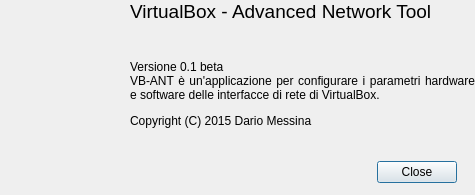
Old version of the form src/info_dialog.ui in the repository nanodario/vb-ant.
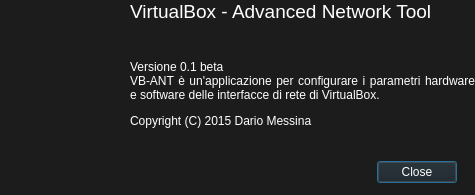
New version of the form. Icons and pictures are not drawn.

```diff
--- a/src/info_dialog.ui
+++ b/src/info_dialog.ui
@@ -31,6 +31,421 @@
     <height>195</height>
    </size>
   </property>
+  <property name="palette">
+   <palette>
+    <active>
+     <colorrole role="WindowText">
+      <brush brushstyle="SolidPattern">
+       <color alpha="255">
+        <red>255</red>
+        <green>255</green>
+        <blue>255</blue>
+       </color>
+      </brush>
+     </colorrole>
+     <colorrole role="Button">
+      <brush brushstyle="SolidPattern">
+       <color alpha="255">
+        <red>28</red>
+        <green>28</green>
+        <blue>28</blue>
+       </color>
+      </brush>
+     </colorrole>
+     <colorrole role="Light">
+      <brush brushstyle="SolidPattern">
+       <color alpha="255">
+        <red>42</red>
+        <green>42</green>
+        <blue>42</blue>
+       </color>
+      </brush>
+     </colorrole>
+     <colorrole role="Midlight">
+      <brush brushstyle="SolidPattern">
+       <color alpha="255">
+        <red>35</red>
+        <green>35</green>
+        <blue>35</blue>
+       </color>
+      </brush>
+     </colorrole>
+     <colorrole role="Dark">
+      <brush brushstyle="SolidPattern">
+       <color alpha="255">
+        <red>14</red>
+        <green>14</green>
+        <blue>14</blue>
+       </color>
+      </brush>
+     </colorrole>
+     <colorrole role="Mid">
+      <brush brushstyle="SolidPattern">
+       <color alpha="255">
+        <red>18</red>
+        <green>18</green>
+        <blue>18</blue>
+       </color>
+      </brush>
+     </colorrole>
+     <colorrole role="Text">
+      <brush brushstyle="SolidPattern">
+       <color alpha="255">
+        <red>255</red>
+        <green>255</green>
+        <blue>255</blue>
+       </color>
+      </brush>
+     </colorrole>
+     <colorrole role="BrightText">
+      <brush brushstyle="SolidPattern">
+       <color alpha="255">
+        <red>255</red>
+        <green>255</green>
+        <blue>255</blue>
+       </color>
+      </brush>
+     </colorrole>
+     <colorrole role="ButtonText">
+      <brush brushstyle="SolidPattern">
+       <color alpha="255">
+        <red>255</red>
+        <green>255</green>
+        <blue>255</blue>
+       </color>
+      </brush>
+     </colorrole>
+     <colorrole role="Base">
+      <brush brushstyle="SolidPattern">
+       <color alpha="255">
+        <red>0</red>
+        <green>0</green>
+        <blue>0</blue>
+       </color>
+      </brush>
+     </colorrole>
+     <colorrole role="Window">
+      <brush brushstyle="SolidPattern">
+       <color alpha="255">
+        <red>28</red>
+        <green>28</green>
+        <blue>28</blue>
+       </color>
+      </brush>
+     </colorrole>
+     <colorrole role="Shadow">
+      <brush brushstyle="SolidPattern">
+       <color alpha="255">
+        <red>0</red>
+        <green>0</green>
+        <blue>0</blue>
+       </color>
+      </brush>
+     </colorrole>
+     <colorrole role="AlternateBase">
+      <brush brushstyle="SolidPattern">
+       <color alpha="255">
+        <red>14</red>
+        <green>14</green>
+        <blue>14</blue>
+       </color>
+      </brush>
+     </colorrole>
+     <colorrole role="ToolTipBase">
+      <brush brushstyle="SolidPattern">
+       <color alpha="255">
+        <red>255</red>
+        <green>255</green>
+        <blue>220</blue>
+       </color>
+      </brush>
+     </colorrole>
+     <colorrole role="ToolTipText">
+      <brush brushstyle="SolidPattern">
+       <color alpha="255">
+        <red>0</red>
+        <green>0</green>
+        <blue>0</blue>
+       </color>
+      </brush>
+     </colorrole>
+    </active>
+    <inactive>
+     <colorrole role="WindowText">
+      <brush brushstyle="SolidPattern">
+       <color alpha="255">
+        <red>255</red>
+        <green>255</green>
+        <blue>255</blue>
+       </color>
+      </brush>
+     </colorrole>
+     <colorrole role="Button">
+      <brush brushstyle="SolidPattern">
+       <color alpha="255">
+        <red>28</red>
+        <green>28</green>
+        <blue>28</blue>
+       </color>
+      </brush>
+     </colorrole>
+     <colorrole role="Light">
+      <brush brushstyle="SolidPattern">
+       <color alpha="255">
+        <red>42</red>
+        <green>42</green>
+        <blue>42</blue>
+       </color>
+      </brush>
+     </colorrole>
+     <colorrole role="Midlight">
+      <brush brushstyle="SolidPattern">
+       <color alpha="255">
+        <red>35</red>
+        <green>35</green>
+        <blue>35</blue>
+       </color>
+      </brush>
+     </colorrole>
+     <colorrole role="Dark">
+      <brush brushstyle="SolidPattern">
+       <color alpha="255">
+        <red>14</red>
+        <green>14</green>
+        <blue>14</blue>
+       </color>
+      </brush>
+     </colorrole>
+     <colorrole role="Mid">
+      <brush brushstyle="SolidPattern">
+       <color alpha="255">
+        <red>18</red>
+        <green>18</green>
+        <blue>18</blue>
+       </color>
+      </brush>
+     </colorrole>
+     <colorrole role="Text">
+      <brush brushstyle="SolidPattern">
+       <color alpha="255">
+        <red>255</red>
+        <green>255</green>
+        <blue>255</blue>
+       </color>
+      </brush>
+     </colorrole>
+     <colorrole role="BrightText">
+      <brush brushstyle="SolidPattern">
+       <color alpha="255">
+        <red>255</red>
+        <green>255</green>
+        <blue>255</blue>
+       </color>
+      </brush>
+     </colorrole>
+     <colorrole role="ButtonText">
+      <brush brushstyle="SolidPattern">
+       <color alpha="255">
+        <red>255</red>
+        <green>255</green>
+        <blue>255</blue>
+       </color>
+      </brush>
+     </colorrole>
+     <colorrole role="Base">
+      <brush brushstyle="SolidPattern">
+       <color alpha="255">
+        <red>0</red>
+        <green>0</green>
+        <blue>0</blue>
+       </color>
+      </brush>
+     </colorrole>
+     <colorrole role="Window">
+      <brush brushstyle="SolidPattern">
+       <color alpha="255">
+        <red>28</red>
+        <green>28</green>
+        <blue>28</blue>
+       </color>
+      </brush>
+     </colorrole>
+     <colorrole role="Shadow">
+      <brush brushstyle="SolidPattern">
+       <color alpha="255">
+        <red>0</red>
+        <green>0</green>
+        <blue>0</blue>
+       </color>
+      </brush>
+     </colorrole>
+     <colorrole role="AlternateBase">
+      <brush brushstyle="SolidPattern">
+       <color alpha="255">
+        <red>14</red>
+        <green>14</green>
+        <blue>14</blue>
+       </color>
+      </brush>
+     </colorrole>
+     <colorrole role="ToolTipBase">
+      <brush brushstyle="SolidPattern">
+       <color alpha="255">
+        <red>255</red>
+        <green>255</green>
+        <blue>220</blue>
+       </color>
+      </brush>
+     </colorrole>
+     <colorrole role="ToolTipText">
+      <brush brushstyle="SolidPattern">
+       <color alpha="255">
+        <red>0</red>
+        <green>0</green>
+        <blue>0</blue>
+       </color>
+      </brush>
+     </colorrole>
+    </inactive>
+    <disabled>
+     <colorrole role="WindowText">
+      <brush brushstyle="SolidPattern">
+       <color alpha="255">
+        <red>14</red>
+        <green>14</green>
+        <blue>14</blue>
+       </color>
+      </brush>
+     </colorrole>
+     <colorrole role="Button">
+      <brush brushstyle="SolidPattern">
+       <color alpha="255">
+        <red>28</red>
+        <green>28</green>
+        <blue>28</blue>
+       </color>
+      </brush>
+     </colorrole>
+     <colorrole role="Light">
+      <brush brushstyle="SolidPattern">
+       <color alpha="255">
+        <red>42</red>
+        <green>42</green>
+        <blue>42</blue>
+       </color>
+      </brush>
+     </colorrole>
+     <colorrole role="Midlight">
+      <brush brushstyle="SolidPattern">
+       <color alpha="255">
+        <red>35</red>
+        <green>35</green>
+        <blue>35</blue>
+       </color>
+      </brush>
+     </colorrole>
+     <colorrole role="Dark">
+      <brush brushstyle="SolidPattern">
+       <color alpha="255">
+        <red>14</red>
+        <green>14</green>
+        <blue>14</blue>
+       </color>
+      </brush>
+     </colorrole>
+     <colorrole role="Mid">
+      <brush brushstyle="SolidPattern">
+       <color alpha="255">
+        <red>18</red>
+        <green>18</green>
+        <blue>18</blue>
+       </color>
+      </brush>
+     </colorrole>
+     <colorrole role="Text">
+      <brush brushstyle="SolidPattern">
+       <color alpha="255">
+        <red>14</red>
+        <green>14</green>
+        <blue>14</blue>
+       </color>
+      </brush>
+     </colorrole>
+     <colorrole role="BrightText">
+      <brush brushstyle="SolidPattern">
+       <color alpha="255">
+        <red>255</red>
+        <green>255</green>
+        <blue>255</blue>
+       </color>
+      </brush>
+     </colorrole>
+     <colorrole role="ButtonText">
+      <brush brushstyle="SolidPattern">
+       <color alpha="255">
+        <red>14</red>
+        <green>14</green>
+        <blue>14</blue>
+       </color>
+      </brush>
+     </colorrole>
+     <colorrole role="Base">
+      <brush brushstyle="SolidPattern">
+       <color alpha="255">
+        <red>28</red>
+        <green>28</green>
+        <blue>28</blue>
+       </color>
+      </brush>
+     </colorrole>
+     <colorrole role="Window">
+      <brush brushstyle="SolidPattern">
+       <color alpha="255">
+        <red>28</red>
+        <green>28</green>
+        <blue>28</blue>
+       </color>
+      </brush>
+     </colorrole>
+     <colorrole role="Shadow">
+      <brush brushstyle="SolidPattern">
+       <color alpha="255">
+        <red>0</red>
+        <green>0</green>
+        <blue>0</blue>
+       </color>
+      </brush>
+     </colorrole>
+     <colorrole role="AlternateBase">
+      <brush brushstyle="SolidPattern">
+       <color alpha="255">
+        <red>28</red>
+        <green>28</green>
+        <blue>28</blue>
+       </color>
+      </brush>
+     </colorrole>
+     <colorrole role="ToolTipBase">
+      <brush brushstyle="SolidPattern">
+       <color alpha="255">
+        <red>255</red>
+        <green>255</green>
+        <blue>220</blue>
+       </color>
+      </brush>
+     </colorrole>
+     <colorrole role="ToolTipText">
+      <brush brushstyle="SolidPattern">
+       <color alpha="255">
+        <red>0</red>
+        <green>0</green>
+        <blue>0</blue>
+       </color>
+      </brush>
+     </colorrole>
+    </disabled>
+   </palette>
+  </property>
   <property name="focusPolicy">
    <enum>Qt::StrongFocus</enum>
   </property>
```
Left out of the diff: 2 changed lines with no effect on the pictures.
